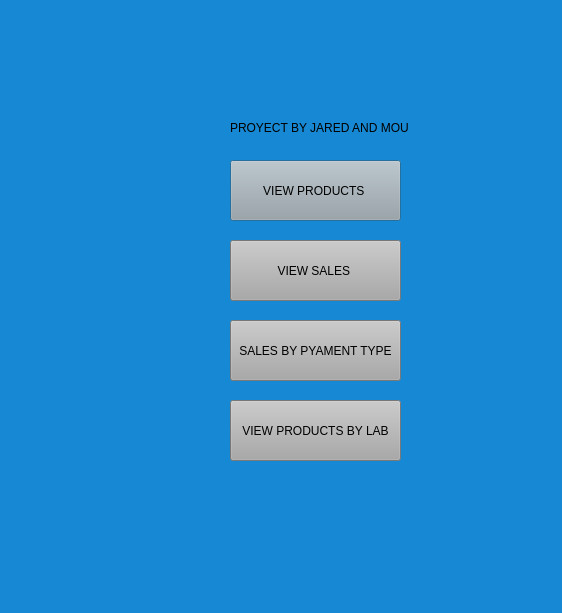
Above: report.ui from Detectov/PharmacyProject before the change. Below: the same form after it.
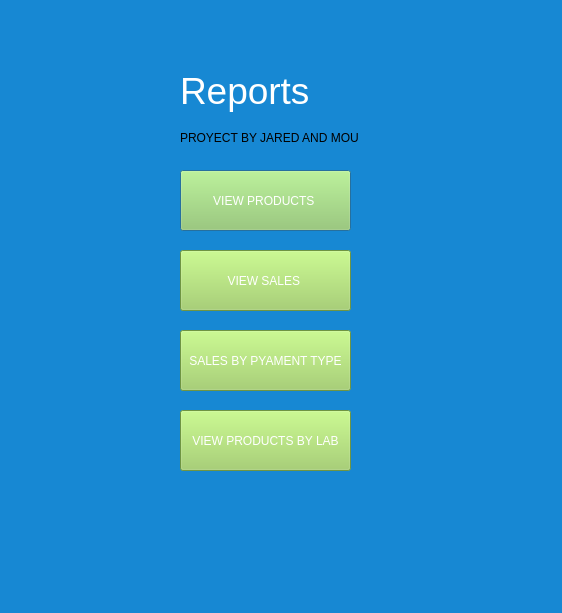
That is the form after the change.

Commit message: adjusted color

```diff
--- a/report.ui
+++ b/report.ui
@@ -19,24 +19,24 @@
   <widget class="QLabel" name="label">
    <property name="geometry">
     <rect>
-     <x>230</x>
-     <y>50</y>
+     <x>180</x>
+     <y>60</y>
      <width>181</width>
      <height>61</height>
     </rect>
    </property>
    <property name="styleSheet">
-    <string notr="true">color: rgb(231, 231, 231);font-size:28pt;</string>
+    <string notr="true">color: rgb(255, 255, 255);font-size:28pt;</string>
    </property>
    <property name="text">
-    <string/>
+    <string>Reports</string>
    </property>
   </widget>
   <widget class="QLabel" name="label_4">
    <property name="geometry">
     <rect>
-     <x>230</x>
-     <y>120</y>
+     <x>180</x>
+     <y>130</y>
      <width>191</width>
      <height>16</height>
     </rect>
@@ -48,14 +48,15 @@
   <widget class="QPushButton" name="pushButton">
    <property name="geometry">
     <rect>
-     <x>230</x>
-     <y>160</y>
+     <x>180</x>
+     <y>170</y>
      <width>171</width>
      <height>61</height>
     </rect>
    </property>
    <property name="styleSheet">
-    <string notr="true">background-color: rgb(167, 168, 167);</string>
+    <string notr="true">background-color: rgb(156, 208, 93);
+color: rgb(255, 255, 255);</string>
    </property>
    <property name="text">
     <string>VIEW PRODUCTS </string>
@@ -64,14 +65,15 @@
   <widget class="QPushButton" name="pushButton_2">
    <property name="geometry">
     <rect>
-     <x>230</x>
-     <y>240</y>
+     <x>180</x>
+     <y>250</y>
      <width>171</width>
      <height>61</height>
     </rect>
    </property>
    <property name="styleSheet">
-    <string notr="true">background-color: rgb(167, 168, 167);</string>
+    <string notr="true">background-color: rgb(156, 208, 93);
+color: rgb(255, 255, 255);</string>
    </property>
    <property name="text">
     <string>VIEW SALES </string>
@@ -80,14 +82,15 @@
   <widget class="QPushButton" name="pushButton_3">
    <property name="geometry">
     <rect>
-     <x>230</x>
-     <y>320</y>
+     <x>180</x>
+     <y>330</y>
      <width>171</width>
      <height>61</height>
     </rect>
    </property>
    <property name="styleSheet">
-    <string notr="true">background-color: rgb(167, 168, 167);</string>
+    <string notr="true">background-color: rgb(156, 208, 93);
+color: rgb(255, 255, 255);</string>
    </property>
    <property name="text">
     <string>SALES BY PYAMENT TYPE</string>
@@ -96,14 +99,15 @@
   <widget class="QPushButton" name="pushButton_4">
    <property name="geometry">
     <rect>
-     <x>230</x>
-     <y>400</y>
+     <x>180</x>
+     <y>410</y>
      <width>171</width>
      <height>61</height>
     </rect>
    </property>
    <property name="styleSheet">
-    <string notr="true">background-color: rgb(167, 168, 167);</string>
+    <string notr="true">background-color: rgb(156, 208, 93);
+color: rgb(255, 255, 255);</string>
    </property>
    <property name="text">
     <string>VIEW PRODUCTS BY LAB</string>
```
The commit also changes 5 other files.
